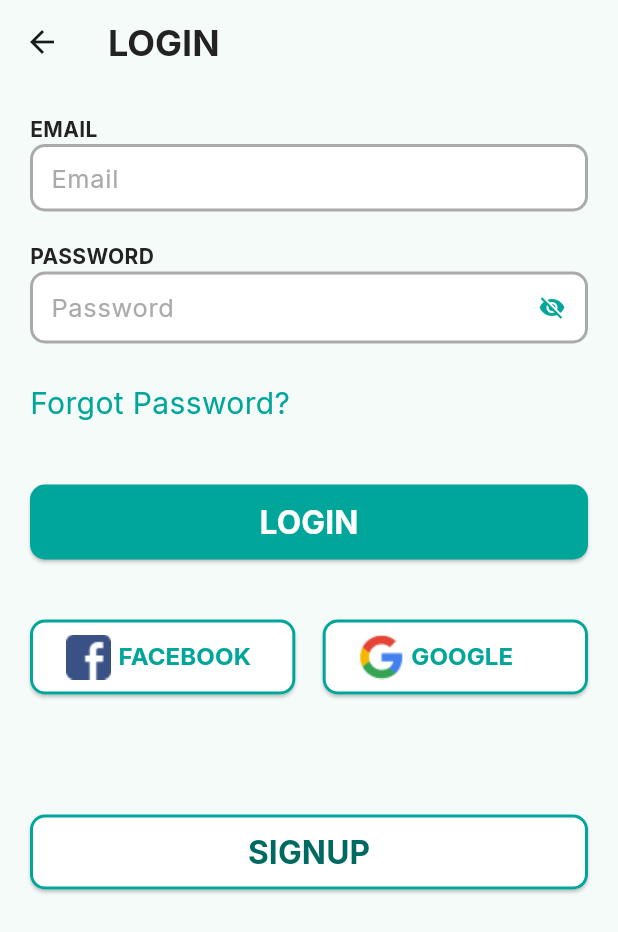
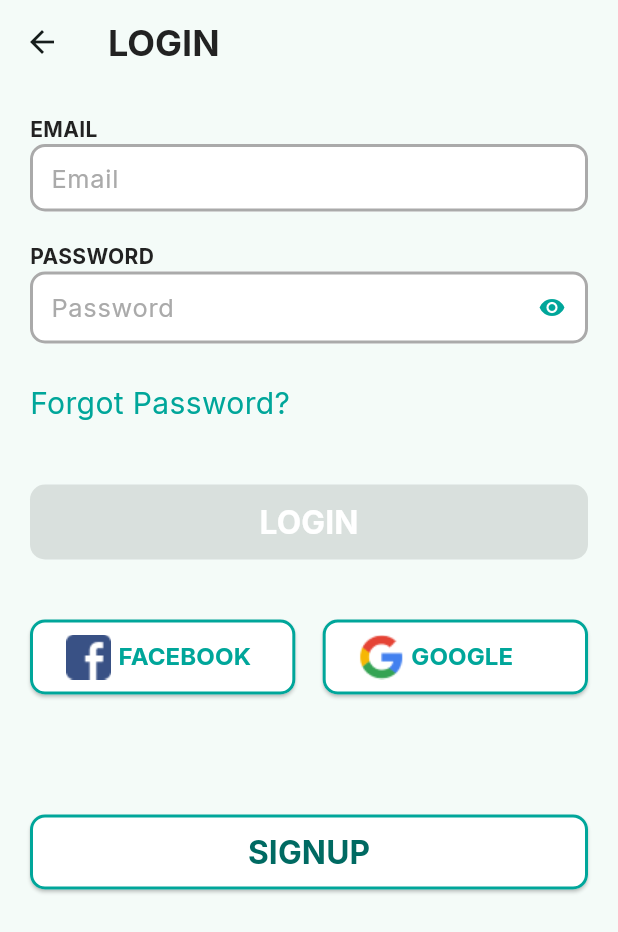
Before and after one commit to LakshithWithana/seniorcompanion, a Flutter app: the LoginView screen opened directly, on a phone screen of 412 x 824 dp. Shown: the top 932 px of the screen. Run offline on Flutter 3.47's test engine with Material 2 defaults, Android fonts, the phone set to English and light mode, and no system bars; our stand-ins replace bloc, cloud_firestore, dartz, easy_localization, email_validator, equatable and 8 more; missing offline and left inert: flow_builder; accounts and stored records are empty.

Commit message:
flutter sdk updated + login success

```diff
--- a/lib/core/shared/widgets/custom_text_form_field.dart
+++ b/lib/core/shared/widgets/custom_text_form_field.dart
@@ -23,6 +23,7 @@ class CustomTextFormField extends StatefulWidget {
     this.borderWidth,
     this.fontSize,
     this.height,
+    this.errorText,
   }) : super(key: key);
 
   final TextEditingController? controller;
@@ -41,6 +42,7 @@ class CustomTextFormField extends StatefulWidget {
   final double? borderWidth;
   final double? fontSize;
   final double? height;
+  final String? errorText;
 
   @override
   _CustomTextFormFieldState createState() => _CustomTextFormFieldState();
@@ -68,6 +70,7 @@ class _CustomTextFormFieldState extends State<CustomTextFormField> {
                   fontSize: widget.fontSize ?? 16.0.w,
                 ),
                 decoration: InputDecoration(
+                  errorText: widget.errorText,
                   prefixIcon: widget.prefix,
                   suffixIcon: widget.suffix,
                   hintText: widget.hintText,
--- a/lib/features/authentication/login/cubit/login_state.dart
+++ b/lib/features/authentication/login/cubit/login_state.dart
@@ -5,27 +5,31 @@ class LoginState extends Equatable {
     this.email = const Email.pure(),
     this.password = const Password.pure(),
     this.status = FormzSubmissionStatus.initial,
+    this.validated = false,
     this.errorMessage,
   });
 
   final Email email;
   final Password password;
   final FormzSubmissionStatus status;
+  final bool validated;
   final String? errorMessage;
 
   @override
-  List<Object?> get props => [email, password, status];
+  List<Object?> get props => [email, password, status, validated];
 
   LoginState copyWith({
     Email? email,
     Password? password,
     FormzSubmissionStatus? status,
     String? errorMessage,
+    bool? validated,
   }) {
     return LoginState(
       email: email ?? this.email,
       password: password ?? this.password,
       status: status ?? this.status,
+      validated: validated ?? this.validated,
       errorMessage: errorMessage ?? this.errorMessage,
     );
   }
--- a/lib/features/authentication/login/presentation/pages/login_view.dart
+++ b/lib/features/authentication/login/presentation/pages/login_view.dart
@@ -1,24 +1,36 @@
 import 'package:flutter/material.dart';
+import 'package:flutter_bloc/flutter_bloc.dart';
+import 'package:formz/formz.dart';
 import 'package:seniorcompanion/core/constants/colors.dart';
 import 'package:seniorcompanion/core/shared/widgets/custom_elevated_buttons.dart';
 import 'package:seniorcompanion/core/shared/widgets/custom_text.dart';
 import 'package:seniorcompanion/core/shared/widgets/custom_text_form_field.dart';
 import 'package:flutter_screenutil/flutter_screenutil.dart';
 import 'package:easy_localization/easy_localization.dart';
+import 'package:seniorcompanion/features/authentication/login/cubit/login_cubit.dart';
+import 'package:seniorcompanion/features/authentication/login/presentation/widgets/email_input_widget.dart';
+import 'package:seniorcompanion/features/authentication/login/presentation/widgets/login_button_widget.dart';
+import 'package:seniorcompanion/features/authentication/login/presentation/widgets/password_input_widget.dart';
 
-class LoginView extends StatefulWidget {
+class LoginView extends StatelessWidget {
   const LoginView({super.key});
 
   @override
-  State<LoginView> createState() => _LoginViewState();
+  Widget build(BuildContext context) {
+    return BlocListener<LoginCubit, LoginState>(
+      listener: (context, state) {
+        if (state.status == FormzSubmissionStatus.failure) {
+          ScaffoldMessenger.of(context)
+            ..hideCurrentSnackBar()
+            ..showSnackBar(
+              SnackBar(
+                content: Text(state.errorMessage ?? "Authentication Failed"),
+              ),
+            );
         }
-
-class _LoginViewState extends State<LoginView> {
-  bool isSecure = false;
-
-  @override
-  Widget build(BuildContext context) {
-    return Scaffold(
+        // else if (state.status == FormzSubmissionStatus.success) {}
+      },
+      child: Scaffold(
         appBar: AppBar(
           centerTitle: false,
           title: CustomText(
@@ -33,34 +45,11 @@ class _LoginViewState extends State<LoginView> {
             child: Column(
               crossAxisAlignment: CrossAxisAlignment.start,
               children: [
-              Form(
-                child: Column(
+                Column(
                   crossAxisAlignment: CrossAxisAlignment.start,
                   children: [
-                    CustomTextFormField(
-                      hintText: "email".tr(),
-                      borderColor: mainColor,
-                    ),
-                    CustomTextFormField(
-                      secure: isSecure,
-                      hintText: "password".tr(),
-                      borderColor: mainColor,
-                      suffix: IconButton(
-                          onPressed: () {
-                            setState(() {
-                              isSecure = !isSecure;
-                            });
-                          },
-                          icon: isSecure
-                              ? const Icon(
-                                  Icons.visibility,
-                                  color: mainColor,
-                                )
-                              : const Icon(
-                                  Icons.visibility_off,
-                                  color: mainColor,
-                                )),
-                    ),
+                    const EmailInputWidget(),
+                    const PasswordInputWidget(),
                     const SizedBox(height: 5.0),
                     InkWell(
                       onTap: () {},
@@ -71,13 +60,8 @@ class _LoginViewState extends State<LoginView> {
                       ),
                     ),
                     const SizedBox(height: 40.0),
-                    CustomElevatedButton(
-                      backgroundColor: mainColor,
-                      label: "login".tr(),
-                      onPressed: () {},
-                    ),
+                    const LoginButtonWidget(),
                   ],
-                ),
                 ),
                 const SizedBox(height: 40.0),
                 Row(
@@ -152,6 +136,7 @@ class _LoginViewState extends State<LoginView> {
             ),
           ),
         ),
+      ),
     );
   }
 }
--- /dev/null
+++ b/lib/features/authentication/login/presentation/widgets/email_input_widget.dart
@@ -0,0 +1,30 @@
+import 'package:easy_localization/easy_localization.dart';
+import 'package:flutter/material.dart';
+import 'package:flutter_bloc/flutter_bloc.dart';
+import 'package:seniorcompanion/features/authentication/login/cubit/login_cubit.dart';
+
+import '../../../../../core/constants/colors.dart';
+import '../../../../../core/shared/widgets/custom_text_form_field.dart';
+
+class EmailInputWidget extends StatelessWidget {
+  const EmailInputWidget({super.key});
+
+  @override
+  Widget build(BuildContext context) {
+    return BlocBuilder<LoginCubit, LoginState>(
+      buildWhen: (previous, current) => previous.email != current.email,
+      builder: (context, state) {
+        return CustomTextFormField(
+          hintText: "email".tr(),
+          borderColor: mainColor,
+          key: const Key("login_form_email_input_field"),
+          onChanged: (email) => context.read<LoginCubit>().emailChanged(email),
+          keyboardType: TextInputType.emailAddress,
+          errorText: state.email.isNotValid && state.email.value != ""
+              ? "Please enter a valid email"
+              : null,
+        );
+      },
+    );
+  }
+}
--- /dev/null
+++ b/lib/features/authentication/login/presentation/widgets/login_button_widget.dart
@@ -0,0 +1,33 @@
+import 'package:easy_localization/easy_localization.dart';
+import 'package:flutter/material.dart';
+import 'package:flutter_bloc/flutter_bloc.dart';
+import 'package:formz/formz.dart';
+
+import '../../../../../core/constants/colors.dart';
+import '../../../../../core/shared/widgets/custom_elevated_buttons.dart';
+import '../../cubit/login_cubit.dart';
+
+class LoginButtonWidget extends StatelessWidget {
+  const LoginButtonWidget({super.key});
+
+  @override
+  Widget build(BuildContext context) {
+    return BlocBuilder<LoginCubit, LoginState>(
+      buildWhen: (previous, current) =>
+          (previous.status != current.status) ||
+          (previous.validated != current.validated),
+      builder: (context, state) {
+        return (state.status == FormzSubmissionStatus.inProgress)
+            ? const Center(child: CircularProgressIndicator())
+            : CustomElevatedButton(
+                key: const Key("login_form_login_button"),
+                backgroundColor: mainColor,
+                label: "login".tr(),
+                onPressed: state.validated
+                    ? () => context.read<LoginCubit>().loginWithCredentials()
+                    : null,
+              );
+      },
+    );
+  }
+}
--- /dev/null
+++ b/lib/features/authentication/login/presentation/widgets/password_input_widget.dart
@@ -0,0 +1,55 @@
+import 'package:easy_localization/easy_localization.dart';
+import 'package:flutter/material.dart';
+import 'package:flutter_bloc/flutter_bloc.dart';
+
+import '../../../../../core/constants/colors.dart';
+import '../../../../../core/shared/widgets/custom_text_form_field.dart';
+import '../../cubit/login_cubit.dart';
+
+class PasswordInputWidget extends StatefulWidget {
+  const PasswordInputWidget({super.key});
+
+  @override
+  State<PasswordInputWidget> createState() => _PasswordInputWidgetState();
+}
+
+class _PasswordInputWidgetState extends State<PasswordInputWidget> {
+  bool isSecure = true;
+
+  @override
+  Widget build(BuildContext context) {
+    return BlocBuilder<LoginCubit, LoginState>(
+      buildWhen: (previous, current) => previous.password != current.password,
+      builder: (context, state) {
+        return CustomTextFormField(
+          key: const Key("login_form_password_input_field"),
+          keyboardType: TextInputType.visiblePassword,
+          secure: isSecure,
+          hintText: "password".tr(),
+          borderColor: mainColor,
+          suffix: IconButton(
+            onPressed: () {
+              setState(() {
+                isSecure = !isSecure;
+              });
+            },
+            icon: isSecure
+                ? const Icon(
+                    Icons.visibility,
+                    color: mainColor,
+                  )
+                : const Icon(
+                    Icons.visibility_off,
+                    color: mainColor,
+                  ),
+          ),
+          errorText: state.password.isNotValid && state.password.value != ""
+              ? "Password is not valid"
+              : null,
+          onChanged: (password) =>
+              context.read<LoginCubit>().passwordChanged(password),
+        );
+      },
+    );
+  }
+}
--- a/pubspec.yaml
+++ b/pubspec.yaml
@@ -53,6 +53,7 @@ dependencies:
   dartz: ^0.10.1
   equatable: ^2.0.5
   get_it: ^7.6.0
+  json_annotation: ^4.8.1
 
 
 dev_dependencies:
```
Also changed, not shown: lib/features/authentication/login/cubit/login_cubit.dart (+3 -7 lines), lib/features/authentication/login/login.dart (deleted, +0 -157 lines), pubspec.lock, 1 other file. Lines whose indentation alone changed are shown as unchanged.
